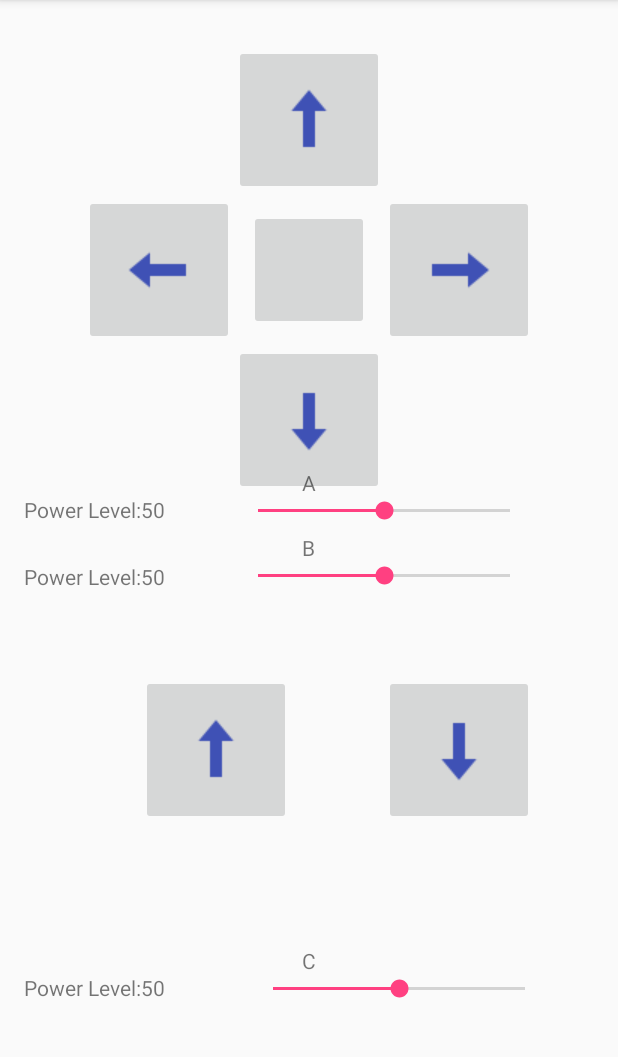
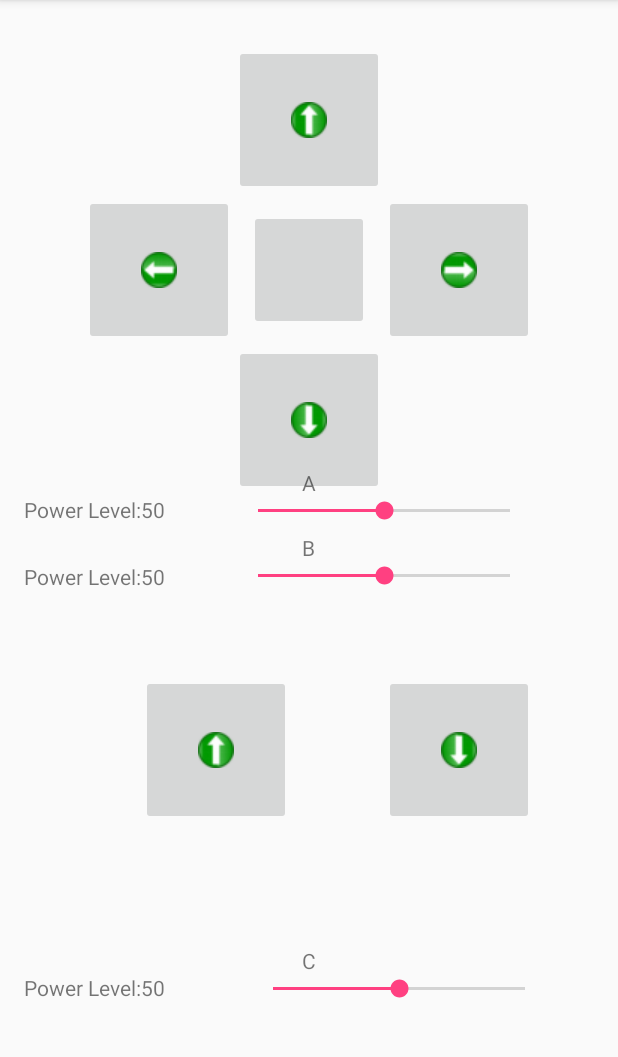
Before and after one commit to geoffduong/NXT-Remote-Controller, an Android app: the DriveIntent screen opened directly, with no data from a screen before it, on a phone screen of 412 x 824 dp, the part 84-1141 px from its top. Run offline under Robolectric (Android 15) with nearby library versions, the phone set to English and light mode, and no system bars; libraries missing offline, so code that uses them is left out: com.roughike.bottombar; plain views replace BottomBar; 4 statements that could not run were skipped.

Commit message:
Added new Button images Buttons will now vary between two different images (grey/color)

```diff
--- a/NXTRemoteControl-Part1/app/src/main/java/com/cyberdynesystems/nxtremotecontrol_v0/DriveIntent.java
+++ b/NXTRemoteControl-Part1/app/src/main/java/com/cyberdynesystems/nxtremotecontrol_v0/DriveIntent.java
@@ -25,25 +25,22 @@ import java.util.Stack;
 
 public class DriveIntent extends AppCompatActivity implements View.OnClickListener, SeekBar.OnSeekBarChangeListener {
 
+
+    //VARIABLES HERE-------------------------------------------------------------------------------------------
     ImageButton cv_btnUP, cv_btnDown, cv_btnLeft, cv_btnRight, cv_btnReset, cv_btnForwradC, cv_btnBackwardC;
     SeekBar cv_sbBMotor, cv_sbPowerC, cv_sbAMotor;
     TextView cv_tvBMotorPower, cv_tvPowerC, cv_tvAMotorPower;
     RobotController cv_robotController;
     BottomBar bottomBar;
     BroadcastReceiver cv_btMonitor;
-
     boolean[] buttonPressed = {false, false, false, false, false, false};
-    /*
-    cv_btnUP        = buttonPressed[0]
-    cv_btnDown      = buttonPressed[1]
-    cv_btnRight     = buttonPressed[2]
-    cv_btnLeft      = buttonPressed[3]
-    cv_btnForwradC  = buttonPressed[4]
-    cv_btnBackwardC = buttonPressed[5]
-     */
     ImageButton[] cv_allButtons;
     Stack<byte[]> moveList = new Stack<byte[]>();
+    //---------------------------------------------------------------------------------------------------------
 
+
+
+    //Default create method
     protected void onCreate(Bundle savedInstanceState) {
         super.onCreate(savedInstanceState);
         setContentView(R.layout.driveintent);
@@ -129,55 +126,69 @@ public class DriveIntent extends AppCompatActivity implements View.OnClickListen
 
     @Override
     public void onClick(View view) {
+        //A And B motor-----------------------------------------------------------------------------
+
+        //Up
         if (view.getId() == R.id.vv_btnUP) {
             if (buttonPressed[0] == false) {
                 moveList.push(cv_robotController.cf_moveMotor(0, cv_sbAMotor.getProgress(), 0x20));
                 moveList.push(cv_robotController.cf_moveMotor(1, cv_sbBMotor.getProgress(), 0x20));
                 cv_tvAMotorPower.setText("" + cv_sbBMotor.getProgress());
                 buttonPressed[0] = true;
+                cv_btnUP.setImageResource(R.drawable.arrow_up_gray);
             }
             else {
                 cv_robotController.cf_moveMotor(0, 0, 0x00);
                 cv_robotController.cf_moveMotor(1, 0, 0x00);
                 moveList.clear();
                 buttonPressed[0] = false;
+                cv_btnUP.setImageResource(R.drawable.arrow_up_green);
 
             }
 
             cv_btnUP.setPressed(buttonPressed[0]);
         }
+
+        //Reset
         if (view.getId() == R.id.vv_btnReset) {
             cv_robotController.cf_moveMotor(0, 0, 0x00);
             cv_robotController.cf_moveMotor(1, 0, 0x00);
             moveList.clear();
             for(int i = 0 ; i < cv_allButtons.length; i++){
                 buttonPressed[i] = false;
-                //cv_allButtons[i].setPressed(buttonPressed[i]);
             }
+            cv_btnUP.setImageResource(R.drawable.arrow_up_green);
+            cv_btnDown.setImageResource(R.drawable.arrow_down_green);
+            cv_btnLeft.setImageResource(R.drawable.arrow_left_green);
+            cv_btnRight.setImageResource(R.drawable.arrow_right_green);
         }
+
+        //Down
         if (view.getId() == R.id.vv_btnDown) {
             if (buttonPressed[1] == false) {
                 moveList.push(cv_robotController.cf_moveMotor(0, -cv_sbAMotor.getProgress(), 0x20));
                 moveList.push(cv_robotController.cf_moveMotor(1, -cv_sbBMotor.getProgress(), 0x20));
-
                 buttonPressed[1] = true;
+                cv_btnDown.setImageResource(R.drawable.arrow_down_gray);
             }
             else {
                 cv_robotController.cf_moveMotor(0, 0, 0x00);
                 cv_robotController.cf_moveMotor(1, 0, 0x00);
                 moveList.clear();
-
                 buttonPressed[1] = false;
+                cv_btnDown.setImageResource(R.drawable.arrow_down_green);
             }
 
             cv_btnDown.setPressed(buttonPressed[1]);
         }
+
+        //Left
         if (view.getId() == R.id.vv_btnLeft) {
             if (!buttonPressed[2]) {
                 cv_robotController.cf_moveMotor(1, 0, 0x00);
                 cv_robotController.cf_moveMotor(0, cv_sbAMotor.getProgress(), 0x20);
-
                 buttonPressed[2] = true;
+                cv_btnLeft.setImageResource(R.drawable.arrow_left_gray);
             }
             else {
                 if (!moveList.isEmpty()) {
@@ -193,16 +204,19 @@ public class DriveIntent extends AppCompatActivity implements View.OnClickListen
                 }
 
                 buttonPressed[2] = false;
+                cv_btnLeft.setImageResource(R.drawable.arrow_left_green);
             }
 
             cv_btnLeft.setPressed(buttonPressed[2]);
         }
+
+        //Right
         if (view.getId() == R.id.vv_btnRight) {
             if (!buttonPressed[3]) {
                 cv_robotController.cf_moveMotor(0, 0, 0x00);
                 cv_robotController.cf_moveMotor(1, cv_sbAMotor.getProgress(), 0x20);
-
                 buttonPressed[3] = true;
+                cv_btnRight.setImageResource(R.drawable.arrow_right_gray);
             }
             else {
                 if (!moveList.isEmpty()) {
@@ -218,10 +232,15 @@ public class DriveIntent extends AppCompatActivity implements View.OnClickListen
                 }
 
                 buttonPressed[3] = false;
+                cv_btnRight.setImageResource(R.drawable.arrow_right_green);
             }
 
             cv_btnRight.setPressed(buttonPressed[3]);
         }
+
+        //C Motor-----------------------------------------------------------------------------------
+
+        //Up
         if (view.getId() == R.id.vv_btnForwardC) {
             if (!buttonPressed[4]) {
                 cv_robotController.cf_moveMotor(2, cv_sbPowerC.getProgress(), 0x20);
@@ -236,6 +255,8 @@ public class DriveIntent extends AppCompatActivity implements View.OnClickListen
 
             cv_btnForwradC.setPressed(buttonPressed[4]);
         }
+
+        //Down
         if (view.getId() == R.id.vv_btnBackwardC) {
             if (!buttonPressed[5]) {
                 cv_robotController.cf_moveMotor(2, -cv_sbPowerC.getProgress(), 0x20);
--- a/NXTRemoteControl-Part1/app/src/main/res/layout/driveintent.xml
+++ b/NXTRemoteControl-Part1/app/src/main/res/layout/driveintent.xml
@@ -14,7 +14,7 @@
         android:layout_alignParentTop="true"
         android:layout_centerHorizontal="true"
         android:layout_marginTop="30dp"
-        android:src="@drawable/up"/>
+        android:src="@drawable/arrow_up_green"/>
 
     <ImageButton
         android:layout_width="100dp"
@@ -23,7 +23,7 @@
         android:layout_below="@+id/vv_btnUP"
         android:layout_toLeftOf="@+id/vv_btnUP"
         android:layout_toStartOf="@+id/vv_btnUP"
-        android:src="@drawable/left"/>
+        android:src="@drawable/arrow_left_green"/>
 
     <ImageButton
         android:layout_width="100dp"
@@ -32,7 +32,7 @@
         android:layout_alignTop="@+id/vv_btnLeft"
         android:layout_toRightOf="@+id/vv_btnUP"
         android:layout_toEndOf="@+id/vv_btnUP"
-        android:src="@drawable/right"/>
+        android:src="@drawable/arrow_right_green"/>
 
     <ImageButton
         android:layout_width="100dp"
@@ -41,7 +41,7 @@
         android:layout_below="@+id/vv_btnRight"
         android:layout_toLeftOf="@+id/vv_btnRight"
         android:layout_toStartOf="@+id/vv_btnRight"
-        android:src="@drawable/down"/>
+        android:src="@drawable/arrow_down_green"/>
 
     <SeekBar
         android:layout_width="200dp"
@@ -90,7 +90,7 @@
         android:layout_alignLeft="@+id/vv_tvBMotorPower"
         android:layout_alignStart="@+id/vv_tvBMotorPower"
         android:layout_marginTop="57dp"
-        android:src="@drawable/up"/>
+        android:src="@drawable/arrow_up_green"/>
 
     <ImageButton
         android:layout_width="100dp"
@@ -99,7 +99,7 @@
         android:layout_alignTop="@+id/vv_btnForwardC"
         android:layout_alignLeft="@+id/vv_btnRight"
         android:layout_alignStart="@+id/vv_btnRight"
-        android:src="@drawable/down"/>
+        android:src="@drawable/arrow_down_green"/>
 
     <SeekBar
         android:layout_width="200dp"
```
Also changed, not shown: NXTRemoteControl-Part1/app/src/main/res/drawable/arrow_down_gray.png (added), NXTRemoteControl-Part1/app/src/main/res/drawable/arrow_down_green.png (added), NXTRemoteControl-Part1/app/src/main/res/drawable/arrow_left_gray.png (added), NXTRemoteControl-Part1/app/src/main/res/drawable/arrow_left_green.png (added), NXTRemoteControl-Part1/app/src/main/res/drawable/arrow_right_gray.png (added), NXTRemoteControl-Part1/app/src/main/res/drawable/arrow_right_green.png (added), NXTRemoteControl-Part1/app/src/main/res/drawable/arrow_up_gray.png (added), NXTRemoteControl-Part1/app/src/main/res/drawable/arrow_up_green.png (added).
